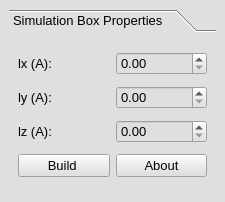
The window that furiousatoms/forms/box.ui (nasimanousheh/furious-atoms) describes before a commit, drawn with Qt 5.
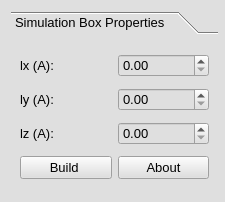
The same window after the commit.

What changed in the file:
```diff
--- a/furiousatoms/forms/box.ui
+++ b/furiousatoms/forms/box.ui
@@ -33,18 +33,12 @@
   <property name="styleSheet">
    <string notr="true">background-color: rgb(223, 223, 223);</string>
   </property>
+  <layout class="QGridLayout" name="gridLayout_2">
+   <item row="0" column="0">
   <widget class="QToolBox" name="toolBlox">
    <property name="enabled">
     <bool>true</bool>
    </property>
-   <property name="geometry">
-    <rect>
-     <x>9</x>
-     <y>9</y>
-     <width>207</width>
-     <height>184</height>
-    </rect>
-   </property>
    <property name="minimumSize">
     <size>
      <width>207</width>
@@ -189,6 +183,8 @@
     </layout>
    </widget>
   </widget>
+   </item>
+  </layout>
  </widget>
  <resources/>
  <connections/>
```
Lines whose indentation alone changed are shown as unchanged.
